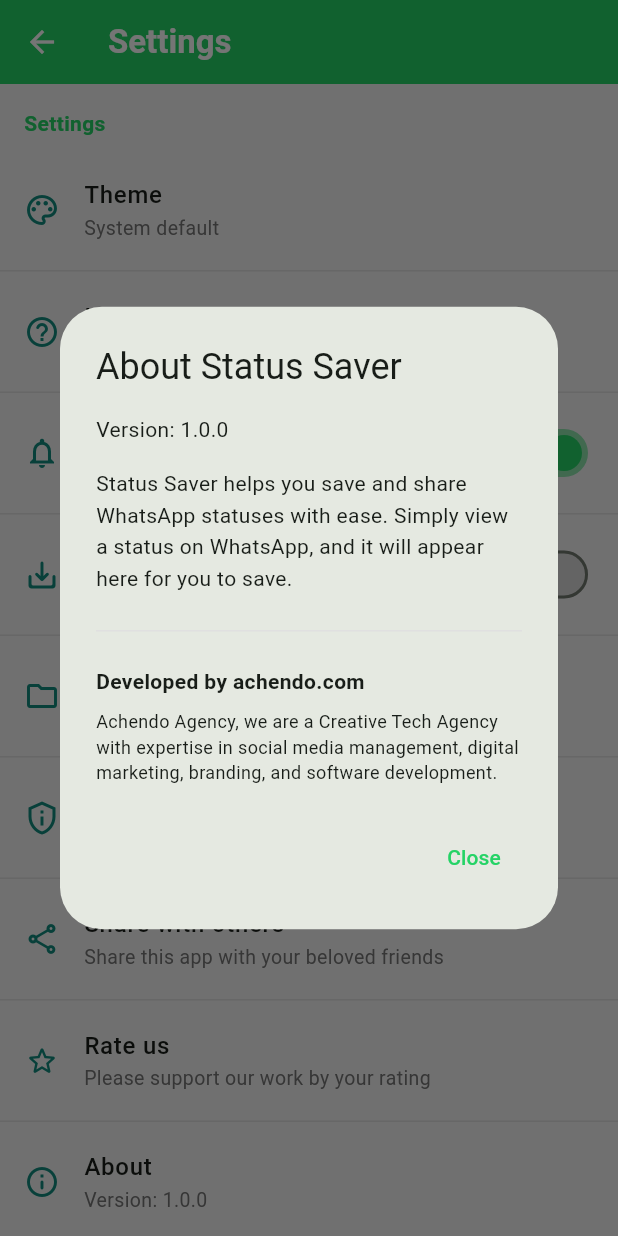
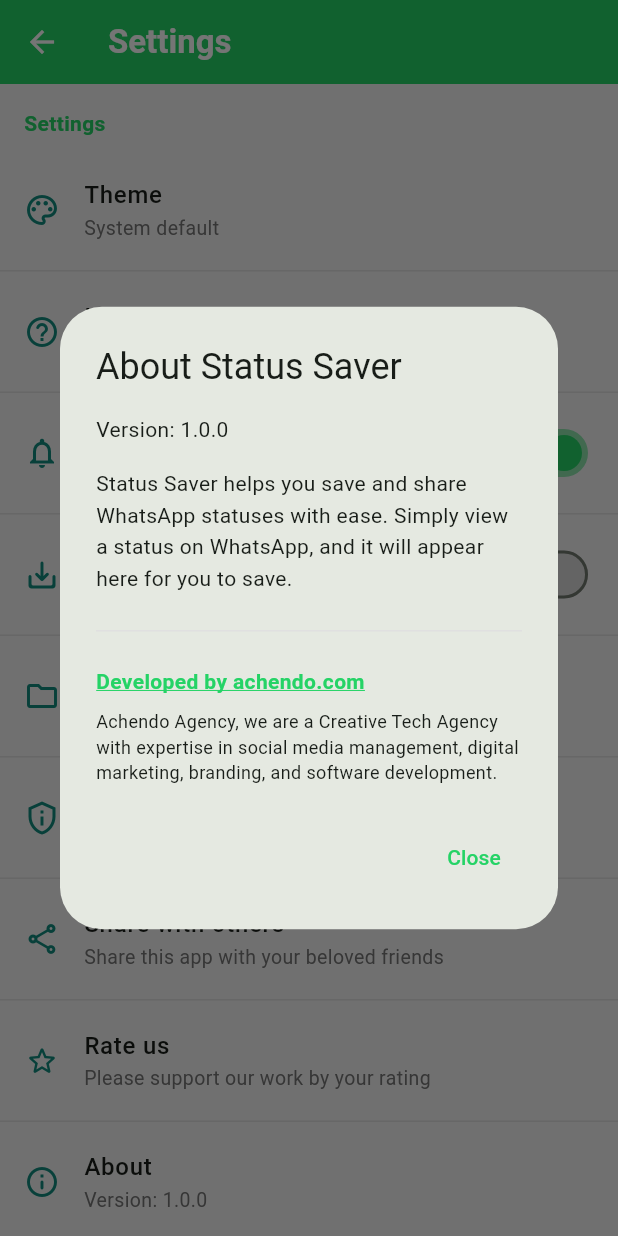
Before and after one commit to desmondknunoo/wa_status_saver, a Flutter app: the SettingsScreen screen opened directly, after a tap on "About", on a phone screen of 412 x 824 dp. Run offline on Flutter 3.47's test engine with Material 3 defaults, Android fonts, the phone set to English and light mode, and no system bars; our stand-ins replace device_info_plus, package_info_plus, permission_handler, photo_view, share_plus, shared_preferences and 1 more; accounts and stored records are empty.

Commit message:
feat: Rename Android package and application ID, and add a clickable developer link to the settings screen.

```diff
--- a/lib/screens/settings_screen.dart
+++ b/lib/screens/settings_screen.dart
@@ -315,9 +315,18 @@
               const SizedBox(height: 16),
               const Divider(),
               const SizedBox(height: 16),
-              const Text(
-                'Developed by achendo.com',
-                style: TextStyle(fontWeight: FontWeight.bold, fontSize: 14),
+              GestureDetector(
+                onTap: () => _launchUrl('https://achendo.com'),
+                child: const Text(
+                  'Developed by achendo.com',
+                  style: TextStyle(
+                    fontWeight: FontWeight.bold,
+                    fontSize: 14,
+                    color: Color(0xFF25D366),
+                    decoration: TextDecoration.underline,
+                    decorationColor: Color(0xFF25D366),
+                  ),
+                ),
               ),
               const SizedBox(height: 8),
               const Text(
```
Also changed, not shown: 3 other files.
